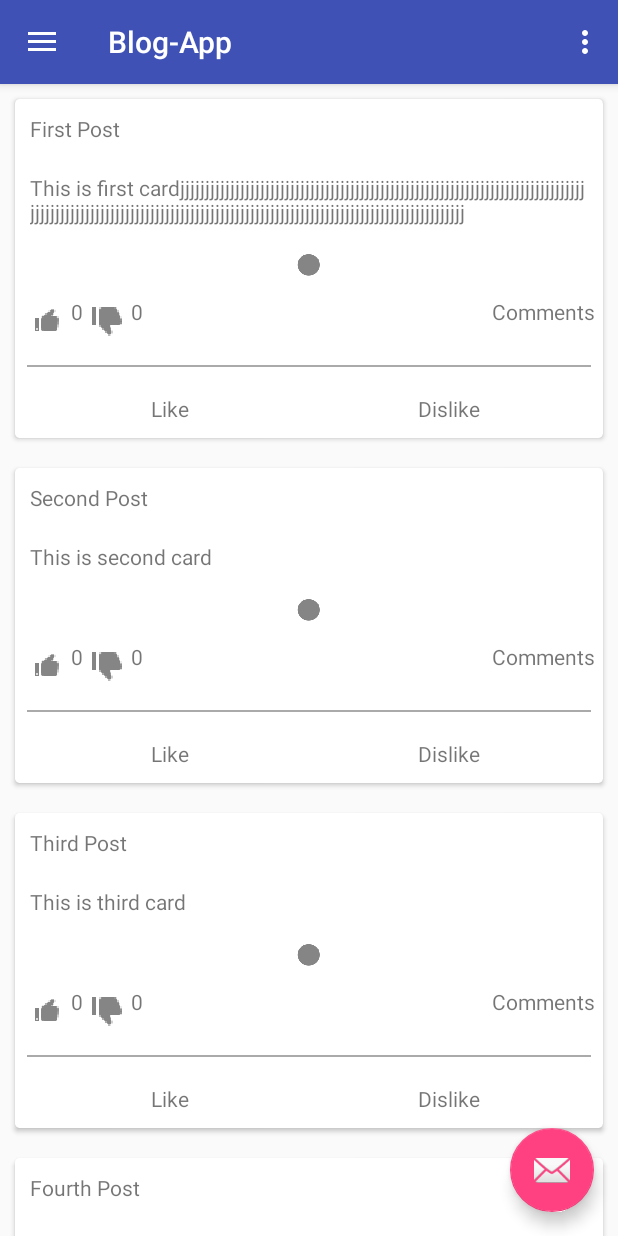
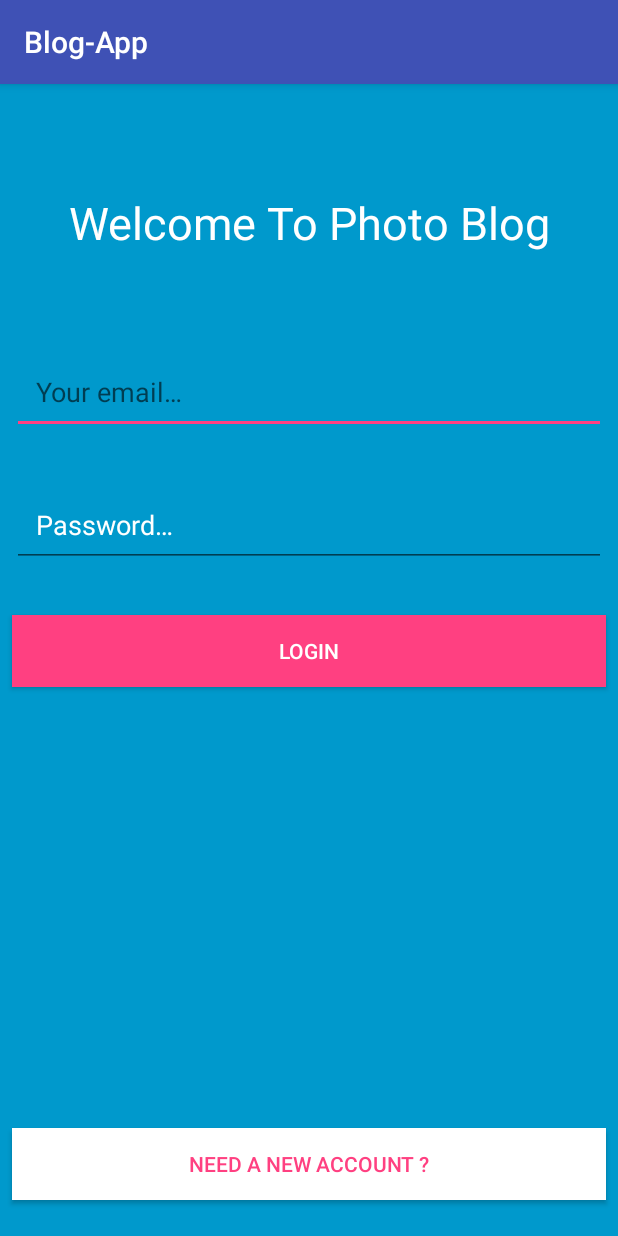
Before and after one commit to edgarhakobyan/Blog-App, an Android app: the screen it shows after launch (MainActivity before the commit, LoginActivity after it), on a phone screen of 412 x 824 dp. Run offline under Robolectric (Android 15) with nearby library versions, the light colour scheme and no system bars; our stand-ins replace Firebase (no records; nobody signed in at launch, a user with empty details on screens opened directly).

Commit message:
Connected app to firabase

```diff
--- a/app/src/main/java/com/example/edgar/blog_app/MainActivity.java
+++ b/app/src/main/java/com/example/edgar/blog_app/MainActivity.java
@@ -1,6 +1,8 @@
 package com.example.edgar.blog_app;
 
+import android.content.Intent;
 import android.os.Bundle;
+import android.support.annotation.NonNull;
 import android.support.design.widget.FloatingActionButton;
 import android.support.design.widget.Snackbar;
 import android.support.v7.widget.LinearLayoutManager;
@@ -15,9 +17,13 @@
 import android.view.Menu;
 import android.view.MenuItem;
 
+import com.example.edgar.blog_app.activities.LoginActivity;
+import com.example.edgar.blog_app.activities.SetupActivity;
 import com.example.edgar.blog_app.adapters.PostAdapter;
 import com.example.edgar.blog_app.models.Comment;
 import com.example.edgar.blog_app.models.Post;
+import com.google.firebase.auth.FirebaseAuth;
+import com.google.firebase.auth.FirebaseUser;
 
 import java.util.ArrayList;
 
@@ -30,12 +36,17 @@
     public static ArrayList<Post> mPosts = new ArrayList<>();
     private PostAdapter mPostAdapter;
 
+    private FirebaseAuth mAuth;
+
     @Override
     protected void onCreate(Bundle savedInstanceState) {
         super.onCreate(savedInstanceState);
         setContentView(R.layout.activity_main);
+
         Toolbar toolbar = (Toolbar) findViewById(R.id.toolbar);
         setSupportActionBar(toolbar);
+
+        mAuth = FirebaseAuth.getInstance();
 
         FloatingActionButton fab = (FloatingActionButton) findViewById(R.id.fab);
         fab.setOnClickListener(new View.OnClickListener() {
@@ -56,6 +67,15 @@
         navigationView.setNavigationItemSelectedListener(this);
 
         initRecyclerView();
+    }
+
+    @Override
+    protected void onStart() {
+        super.onStart();
+        FirebaseUser currentUser = FirebaseAuth.getInstance().getCurrentUser();
+        if (currentUser == null) {
+            sendToLogin();
+        }
     }
 
     @Override
@@ -92,22 +112,25 @@
 
     @SuppressWarnings("StatementWithEmptyBody")
     @Override
-    public boolean onNavigationItemSelected(MenuItem item) {
+    public boolean onNavigationItemSelected(@NonNull MenuItem item) {
         // Handle navigation view item clicks here.
         int id = item.getItemId();
 
-        if (id == R.id.nav_camera) {
-            // Handle the camera action
-        } else if (id == R.id.nav_gallery) {
-
-        } else if (id == R.id.nav_slideshow) {
-
-        } else if (id == R.id.nav_manage) {
-
-        } else if (id == R.id.nav_share) {
-
-        } else if (id == R.id.nav_send) {
-
+        switch (id) {
+            case R.id.nav_camera:
+                break;
+            case R.id.nav_gallery:
+                break;
+            case R.id.nav_slideshow:
+                break;
+            case R.id.nav_account_settings:
+                sendToSetup();
+                break;
+            case R.id.nav_logout:
+                logOut();
+                break;
+            default:
+                break;
         }
 
         DrawerLayout drawer = (DrawerLayout) findViewById(R.id.drawer_layout);
@@ -157,4 +180,21 @@
 
     }
 
+    private void logOut() {
+        mAuth.signOut();
+        sendToLogin();
+    }
+
+    private void sendToLogin() {
+        Intent intent = new Intent(MainActivity.this, LoginActivity.class);
+        startActivity(intent);
+        finish();
+    }
+
+    private void sendToSetup() {
+        Intent intent = new Intent(MainActivity.this, SetupActivity.class);
+        startActivity(intent);
+        finish();
+    }
+
 }
--- /dev/null
+++ b/app/src/main/java/com/example/edgar/blog_app/activities/LoginActivity.java
@@ -0,0 +1,95 @@
+package com.example.edgar.blog_app.activities;
+
+import android.content.Intent;
+import android.support.annotation.NonNull;
+import android.support.v7.app.AppCompatActivity;
+import android.os.Bundle;
+import android.text.TextUtils;
+import android.view.View;
+import android.widget.Button;
+import android.widget.EditText;
+import android.widget.ProgressBar;
+import android.widget.Toast;
+
+import com.example.edgar.blog_app.MainActivity;
+import com.example.edgar.blog_app.R;
+import com.google.android.gms.tasks.OnCompleteListener;
+import com.google.android.gms.tasks.Task;
+import com.google.firebase.auth.AuthResult;
+import com.google.firebase.auth.FirebaseAuth;
+import com.google.firebase.auth.FirebaseUser;
+
+public class LoginActivity extends AppCompatActivity {
+
+    private EditText emailText;
+    private EditText passwordText;
+    private Button loginBtn;
+    private Button userRegBtn;
+    private ProgressBar loginProgress;
+
+    private FirebaseAuth mAuth;
+
+    @Override
+    protected void onCreate(Bundle savedInstanceState) {
+        super.onCreate(savedInstanceState);
+        setContentView(R.layout.activity_login);
+
+        mAuth = FirebaseAuth.getInstance();
+
+        emailText = (EditText) findViewById(R.id.login_email);
+        passwordText = (EditText) findViewById(R.id.login_password);
+        loginBtn = (Button) findViewById(R.id.login_btn);
+        userRegBtn = (Button) findViewById(R.id.login_reg_btn);
+        loginProgress = (ProgressBar) findViewById(R.id.login_progress);
+
+        loginBtn.setOnClickListener(new View.OnClickListener() {
+            @Override
+            public void onClick(View view) {
+
+                String email = emailText.getText().toString();
+                String password = passwordText.getText().toString();
+
+                if (!TextUtils.isEmpty(email) && !TextUtils.isEmpty(password)) {
+                    loginProgress.setVisibility(View.VISIBLE);
+                    mAuth.signInWithEmailAndPassword(email, password).addOnCompleteListener(new OnCompleteListener<AuthResult>() {
+                        @Override
+                        public void onComplete(@NonNull Task<AuthResult> task) {
+                            if (task.isSuccessful()) {
+                                sendToMain();
+                            } else {
+                                String errorMessage = task.getException().getMessage();
+                                Toast.makeText(LoginActivity.this, "Error: " + errorMessage, Toast.LENGTH_LONG).show();
+                            }
+                            loginProgress.setVisibility(View.INVISIBLE);
+                        }
+                    });
+                }
+
+            }
+        });
+
+        userRegBtn.setOnClickListener(new View.OnClickListener() {
+            @Override
+            public void onClick(View view) {
+                Intent mainIntent = new Intent(LoginActivity.this, RegisterActivity.class);
+                startActivity(mainIntent);
+            }
+        });
+    }
+
+    @Override
+    protected void onStart() {
+        super.onStart();
+
+        FirebaseUser currentUser = mAuth.getCurrentUser();
+        if (currentUser != null) {
+            sendToMain();
+        }
+    }
+
+    private void sendToMain() {
+        Intent mainIntent = new Intent(LoginActivity.this, MainActivity.class);
+        startActivity(mainIntent);
+        finish();
+    }
+}
--- /dev/null
+++ b/app/src/main/res/layout/activity_login.xml
@@ -0,0 +1,98 @@
+<?xml version="1.0" encoding="utf-8"?>
+<android.support.constraint.ConstraintLayout xmlns:android="http://schemas.android.com/apk/res/android"
+    xmlns:app="http://schemas.android.com/apk/res-auto"
+    xmlns:tools="http://schemas.android.com/tools"
+    android:layout_width="match_parent"
+    android:layout_height="match_parent"
+    android:background="@android:color/holo_blue_dark"
+    tools:context="com.example.edgar.blog_app.activities.LoginActivity">
+
+    <ProgressBar
+        android:id="@+id/login_progress"
+        style="?android:attr/progressBarStyle"
+        android:layout_width="0dp"
+        android:layout_height="wrap_content"
+        android:indeterminate="true"
+        android:visibility="invisible"
+        app:layout_constraintEnd_toEndOf="parent"
+        app:layout_constraintStart_toStartOf="parent"
+        app:layout_constraintTop_toTopOf="parent" />
+
+    <TextView
+        android:id="@+id/login_page_title"
+        android:layout_width="wrap_content"
+        android:layout_height="wrap_content"
+        android:layout_marginEnd="16dp"
+        android:layout_marginStart="16dp"
+        android:layout_marginTop="24dp"
+        android:text="@string/welcome_to_photo_blog"
+        android:textAlignment="center"
+        android:textColor="@android:color/white"
+        android:textSize="30sp"
+        app:layout_constraintEnd_toEndOf="parent"
+        app:layout_constraintStart_toStartOf="parent"
+        app:layout_constraintTop_toBottomOf="@+id/login_progress" />
+
+    <EditText
+        android:id="@+id/login_email"
+        android:layout_width="0dp"
+        android:layout_height="wrap_content"
+        android:layout_marginEnd="8dp"
+        android:layout_marginStart="8dp"
+        android:layout_marginTop="64dp"
+        android:ems="10"
+        android:hint="@string/your_email"
+        android:inputType="textEmailAddress"
+        android:padding="16dp"
+        android:textColor="@android:color/white"
+        app:layout_constraintEnd_toEndOf="parent"
+        app:layout_constraintStart_toStartOf="parent"
+        app:layout_constraintTop_toBottomOf="@+id/login_page_title" />
+
+    <EditText
+        android:id="@+id/login_password"
+        android:layout_width="0dp"
+        android:layout_height="wrap_content"
+        android:layout_marginEnd="8dp"
+        android:layout_marginStart="8dp"
+        android:layout_marginTop="32dp"
+        android:ems="10"
+        android:hint="@string/password"
+        android:inputType="textPassword"
+        android:padding="16dp"
+        android:textColor="@android:color/white"
+        android:textColorHint="@android:color/white"
+        app:layout_constraintEnd_toEndOf="parent"
+        app:layout_constraintStart_toStartOf="parent"
+        app:layout_constraintTop_toBottomOf="@+id/login_email" />
+
+    <Button
+        android:id="@+id/login_btn"
+        android:layout_width="0dp"
+        android:layout_height="wrap_content"
+        android:layout_marginEnd="8dp"
+        android:layout_marginStart="8dp"
+        android:layout_marginTop="32dp"
+        android:background="@color/colorAccent"
+        android:text="@string/login_btn_title"
+        android:textColor="@android:color/white"
+        app:layout_constraintEnd_toEndOf="parent"
+        app:layout_constraintStart_toStartOf="parent"
+        app:layout_constraintTop_toBottomOf="@+id/login_password" />
+
+    <Button
+        android:id="@+id/login_reg_btn"
+        android:layout_width="0dp"
+        android:layout_height="wrap_content"
+        android:layout_marginBottom="24dp"
+        android:layout_marginEnd="8dp"
+        android:layout_marginStart="8dp"
+        android:background="@android:color/white"
+        android:text="@string/need_a_new_account"
+        android:textColor="@color/colorAccent"
+        app:layout_constraintBottom_toBottomOf="parent"
+        app:layout_constraintEnd_toEndOf="parent"
+        app:layout_constraintStart_toStartOf="parent" />
+
+
+</android.support.constraint.ConstraintLayout>
--- a/app/src/main/res/menu/activity_main_drawer.xml
+++ b/app/src/main/res/menu/activity_main_drawer.xml
@@ -17,21 +17,16 @@
             android:icon="@drawable/ic_menu_slideshow"
             android:title="Slideshow" />
         <item
-            android:id="@+id/nav_manage"
+            android:id="@+id/nav_account_settings"
             android:icon="@drawable/ic_menu_manage"
-            android:title="Tools" />
+            android:title="@string/account_settings" />
     </group>
 
-    <item android:title="Communicate">
+    <item android:title="@string/communicate">
         <menu>
             <item
-                android:id="@+id/nav_share"
-                android:icon="@drawable/ic_menu_share"
-                android:title="Share" />
-            <item
-                android:id="@+id/nav_send"
-                android:icon="@drawable/ic_menu_send"
-                android:title="Send" />
+                android:id="@+id/nav_logout"
+                android:title="@string/logout" />
         </menu>
     </item>
 
--- a/app/src/main/res/values/strings.xml
+++ b/app/src/main/res/values/strings.xml
@@ -19,6 +19,9 @@
     <string name="user_image_nav_bar">User image nav bar</string>
     <string name="user_name_nav_bar">Android Studio</string>
     <string name="user_email_nav_bar">android.studio@android.com</string>
+    <string name="account_settings">Account Settings</string>
+    <string name="logout">Logout</string>
+    <string name="communicate">Communicate</string>
 
     <!--Post item-->
     <string name="comments">Comments</string>
@@ -26,4 +29,20 @@
     <string name="dislike">Dislike</string>
     <string name="like_in_post">Like in post</string>
     <string name="dislike_in_post">Dislike in post</string>
+
+    <!--Login/Register page-->
+    <string name="welcome_to_photo_blog">Welcome To Photo Blog</string>
+    <string name="your_email">Your email…</string>
+    <string name="password">Password…</string>
+    <string name="login_btn_title">LogIn</string>
+    <string name="need_a_new_account">Need A New Account ?</string>
+    <string name="confirm_password">Confirm Password…</string>
+    <string name="register_btn_title">Register</string>
+    <string name="already_have_an_account">Already have an account ?</string>
+
+    <!--Setup page-->
+    <string name="save_account_settings">Save Account Settings</string>
+    <string name="your_name">Your Name</string>
+    <string name="setup_user_image">Setup image</string>
+
 </resources>
--- a/build.gradle
+++ b/build.gradle
@@ -12,6 +12,7 @@
 
         // NOTE: Do not place your application dependencies here; they belong
         // in the individual module build.gradle files
+        classpath 'com.google.gms:google-services:3.1.0'
     }
 }
 
```
Also changed, not shown: app/build.gradle (+10 -5 lines), app/src/main/AndroidManifest.xml (+7 -0 lines), app/src/main/java/com/example/edgar/blog_app/activities/RegisterActivity.java (added, +102 -0 lines), app/src/main/java/com/example/edgar/blog_app/activities/SetupActivity.java (added, +116 -0 lines), app/src/main/res/layout/activity_register.xml (added, +116 -0 lines), app/src/main/res/layout/activity_setup.xml (added, +61 -0 lines).
